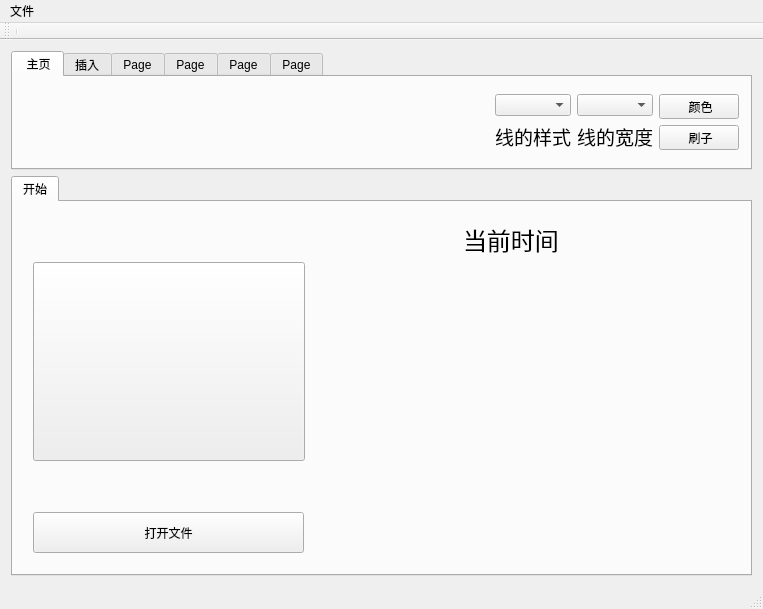
Old version of the form mainwindow.ui in the repository charon-cheung/QSketch.
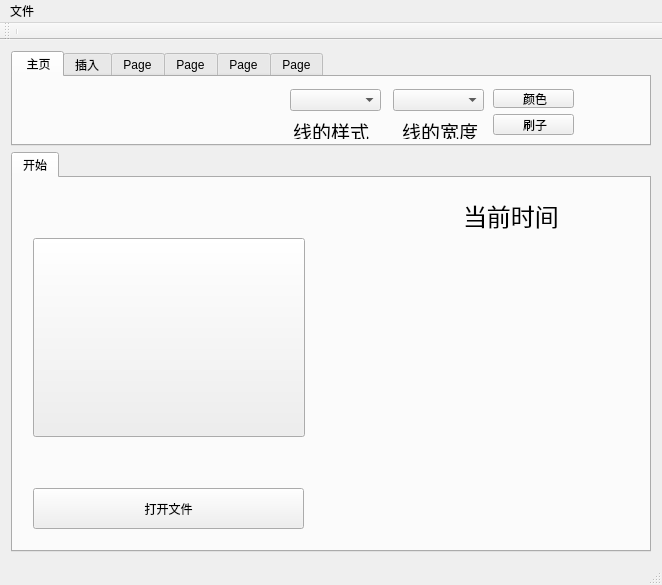
New version of the form. Icons and pictures are not drawn.

Commit message: fix: 样式在未选择的情况下须设置默认值

What changed in the file:
```diff
--- a/mainwindow.ui
+++ b/mainwindow.ui
@@ -6,8 +6,8 @@
    <rect>
     <x>0</x>
     <y>0</y>
-    <width>763</width>
-    <height>609</height>
+    <width>660</width>
+    <height>582</height>
    </rect>
   </property>
   <property name="windowTitle">
@@ -21,15 +21,15 @@
 QPushButton::menu-indicator{image:None;}</string>
   </property>
   <widget class="QWidget" name="centralWidget">
-   <layout class="QGridLayout" name="gridLayout_2">
+   <layout class="QGridLayout" name="gridLayout">
     <item row="0" column="0">
-     <layout class="QVBoxLayout" name="verticalLayout_4">
+     <layout class="QVBoxLayout" name="verticalLayout">
       <item>
        <widget class="QTabWidget" name="tabWidget">
         <property name="minimumSize">
          <size>
-          <width>540</width>
-          <height>80</height>
+          <width>570</width>
+          <height>95</height>
          </size>
         </property>
         <property name="maximumSize">
@@ -45,9 +45,15 @@
          <attribute name="title">
           <string> 主页</string>
          </attribute>
-         <layout class="QGridLayout" name="gridLayout">
-          <item row="0" column="0">
            <widget class="QPushButton" name="DrawPt">
+          <property name="geometry">
+           <rect>
+            <x>9</x>
+            <y>21</y>
+            <width>36</width>
+            <height>32</height>
+           </rect>
+          </property>
             <property name="focusPolicy">
              <enum>Qt::NoFocus</enum>
             </property>
@@ -68,9 +74,15 @@
              <bool>true</bool>
             </property>
            </widget>
-          </item>
-          <item row="0" column="1">
            <widget class="QPushButton" name="DrawLine">
+          <property name="geometry">
+           <rect>
+            <x>61</x>
+            <y>21</y>
+            <width>36</width>
+            <height>32</height>
+           </rect>
+          </property>
             <property name="focusPolicy">
              <enum>Qt::NoFocus</enum>
             </property>
@@ -91,9 +103,15 @@
              <bool>true</bool>
             </property>
            </widget>
-          </item>
-          <item row="0" column="2">
            <widget class="QPushButton" name="DrawEllipse">
+          <property name="geometry">
+           <rect>
+            <x>113</x>
+            <y>21</y>
+            <width>46</width>
+            <height>32</height>
+           </rect>
+          </property>
             <property name="text">
              <string/>
             </property>
@@ -111,9 +129,15 @@
              <bool>true</bool>
             </property>
            </widget>
-          </item>
-          <item row="0" column="3">
            <widget class="QPushButton" name="DrawRect">
+          <property name="geometry">
+           <rect>
+            <x>165</x>
+            <y>21</y>
+            <width>42</width>
+            <height>32</height>
+           </rect>
+          </property>
             <property name="text">
              <string/>
             </property>
@@ -131,9 +155,15 @@
              <bool>true</bool>
             </property>
            </widget>
-          </item>
-          <item row="0" column="4">
            <widget class="QPushButton" name="DrawText">
+          <property name="geometry">
+           <rect>
+            <x>217</x>
+            <y>13</y>
+            <width>41</width>
+            <height>41</height>
+           </rect>
+          </property>
             <property name="text">
              <string/>
             </property>
@@ -151,41 +181,61 @@
              <bool>true</bool>
             </property>
            </widget>
-          </item>
-          <item row="0" column="5">
-           <layout class="QHBoxLayout" name="horizontalLayout">
-            <item>
-             <layout class="QVBoxLayout" name="verticalLayout">
-              <item>
-               <widget class="QComboBox" name="PenStyle"/>
-              </item>
-              <item>
+         <widget class="QComboBox" name="PenStyle">
+          <property name="geometry">
+           <rect>
+            <x>277</x>
+            <y>12</y>
+            <width>91</width>
+            <height>22</height>
+           </rect>
+          </property>
+         </widget>
                <widget class="QLabel" name="style_label">
+          <property name="geometry">
+           <rect>
+            <x>280</x>
+            <y>40</y>
+            <width>76</width>
+            <height>22</height>
+           </rect>
+          </property>
                 <property name="text">
                  <string>&lt;html&gt;&lt;head/&gt;&lt;body&gt;&lt;p&gt;&lt;span style=&quot; font-size:14pt;&quot;&gt;线的样式&lt;/span&gt;&lt;/p&gt;&lt;/body&gt;&lt;/html&gt;</string>
                 </property>
                </widget>
-              </item>
-             </layout>
-            </item>
-            <item>
-             <layout class="QVBoxLayout" name="verticalLayout_2">
-              <item>
-               <widget class="QComboBox" name="PenWidth"/>
-              </item>
-              <item>
+         <widget class="QComboBox" name="PenWidth">
+          <property name="geometry">
+           <rect>
+            <x>380</x>
+            <y>12</y>
+            <width>91</width>
+            <height>22</height>
+           </rect>
+          </property>
+         </widget>
                <widget class="QLabel" name="width_label">
+          <property name="geometry">
+           <rect>
+            <x>389</x>
+            <y>40</y>
+            <width>76</width>
+            <height>22</height>
+           </rect>
+          </property>
                 <property name="text">
                  <string>&lt;html&gt;&lt;head/&gt;&lt;body&gt;&lt;p&gt;&lt;span style=&quot; font-size:14pt;&quot;&gt;线的宽度&lt;/span&gt;&lt;/p&gt;&lt;/body&gt;&lt;/html&gt;</string>
                 </property>
                </widget>
-              </item>
-             </layout>
-            </item>
-            <item>
-             <layout class="QVBoxLayout" name="verticalLayout_3">
-              <item>
                <widget class="QToolButton" name="ColorPicker">
+          <property name="geometry">
+           <rect>
+            <x>480</x>
+            <y>12</y>
+            <width>81</width>
+            <height>19</height>
+           </rect>
+          </property>
                 <property name="minimumSize">
                  <size>
                   <width>80</width>
@@ -196,9 +246,15 @@
                  <string> 颜色</string>
                 </property>
                </widget>
-              </item>
-              <item>
                <widget class="QToolButton" name="BrushPicker">
+          <property name="geometry">
+           <rect>
+            <x>480</x>
+            <y>37</y>
+            <width>81</width>
+            <height>21</height>
+           </rect>
+          </property>
                 <property name="minimumSize">
                  <size>
                   <width>80</width>
@@ -209,12 +265,6 @@
                  <string> 刷子</string>
                 </property>
                </widget>
-              </item>
-             </layout>
-            </item>
-           </layout>
-          </item>
-         </layout>
          <zorder>DrawText</zorder>
          <zorder>DrawPt</zorder>
          <zorder>DrawLine</zorder>
@@ -331,7 +381,7 @@
     <rect>
      <x>0</x>
      <y>0</y>
-     <width>763</width>
+     <width>660</width>
      <height>22</height>
     </rect>
    </property>
```
Left out of the diff: 7 changed lines with no effect on the pictures. Lines whose indentation alone changed are shown as unchanged. The commit also changes 2 other files.
